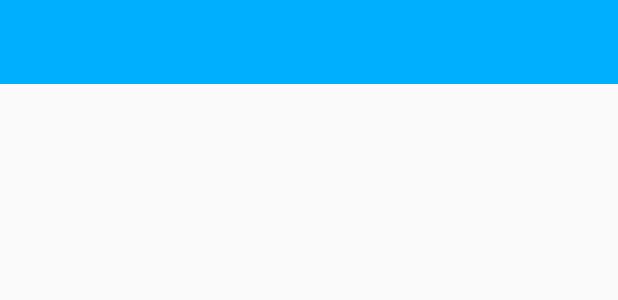
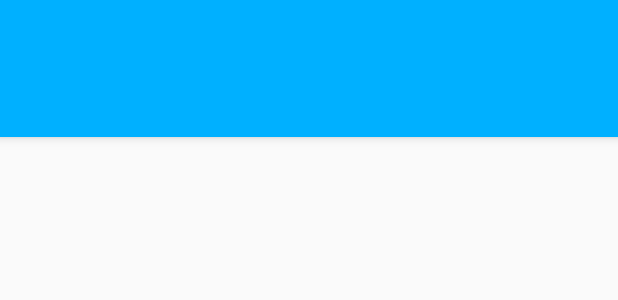
Before and after one commit to lyw0815/PokeLearn, an Android app: the layout activity_discuss.xml on its own in the app's theme, with its tools: preview values and no code run, on a phone screen of 412 x 824 dp. Shown: the top 300 px of the screen. Run offline under Robolectric (Android 15) with nearby library versions, the phone set to English and light mode, and no system bars.

Commit message:
discuss layout

```diff
--- a/app/src/main/AndroidManifest.xml
+++ b/app/src/main/AndroidManifest.xml
@@ -13,8 +13,9 @@
         android:roundIcon="@mipmap/ic_launcher_pokelearn_round"
         android:supportsRtl="true"
         android:theme="@style/AppTheme">
-        <activity android:name=".Activities.EditCourse"
-            android:parentActivityName=".Activities.HomeActivity"></activity>
+        <activity
+            android:name=".Activities.EditCourse"
+            android:parentActivityName=".Activities.HomeActivity" />
         <activity
             android:name=".Activities.EditChapter"
             android:parentActivityName=".Activities.I_ChapterDetails" />
--- a/app/src/main/java/com/example/pokelearn/Fragment/StudentDashFragment.java
+++ b/app/src/main/java/com/example/pokelearn/Fragment/StudentDashFragment.java
@@ -10,12 +10,8 @@ import android.view.LayoutInflater;
 import android.view.View;
 import android.view.ViewGroup;
 
-import com.example.pokelearn.Activities.CreateCourse;
 import com.example.pokelearn.Activities.Discuss;
 import com.example.pokelearn.Activities.Home;
-import com.example.pokelearn.Activities.I_MyCourse;
-import com.example.pokelearn.Activities.I_Progress;
-import com.example.pokelearn.Activities.Learn;
 import com.example.pokelearn.Activities.Quiz;
 import com.example.pokelearn.Activities.S_MyCourse;
 import com.example.pokelearn.Activities.S_Progress;
--- a/app/src/main/res/layout/activity_discuss.xml
+++ b/app/src/main/res/layout/activity_discuss.xml
@@ -1,15 +1,22 @@
 <?xml version="1.0" encoding="utf-8"?>
-<android.support.constraint.ConstraintLayout xmlns:android="http://schemas.android.com/apk/res/android"
+<RelativeLayout xmlns:android="http://schemas.android.com/apk/res/android"
     xmlns:app="http://schemas.android.com/apk/res-auto"
     xmlns:tools="http://schemas.android.com/tools"
     android:layout_width="match_parent"
     android:layout_height="match_parent"
     tools:context=".Activities.Discuss">
 
+    <android.support.design.widget.AppBarLayout
+        android:id="@+id/appbar"
+        android:layout_width="match_parent"
+        android:layout_height="wrap_content"
+        android:paddingTop="@dimen/appbar_padding_top"
+        android:theme="@style/AppTheme.AppBarOverlay">
+
         <android.support.v7.widget.Toolbar xmlns:android="http://schemas.android.com/apk/res/android"
-        android:id="@+id/sDiscussToolbar"
-        android:layout_width="424dp"
-        android:layout_height="wrap_content"
+            android:id="@+id/discussToolbar"
+            android:layout_width="match_parent"
+            android:layout_height="35dp"
             android:background="@color/colorPrimary"
             android:theme="@style/ThemeOverlay.AppCompat.Dark"
             app:layout_constraintEnd_toEndOf="parent"
@@ -18,4 +25,23 @@
 
         </android.support.v7.widget.Toolbar>
 
-</android.support.constraint.ConstraintLayout>
+        <android.support.design.widget.TabLayout
+            android:id="@+id/chat_tabs"
+            android:layout_width="match_parent"
+            android:layout_height="wrap_content">
+
+            <android.support.design.widget.TabItem
+                android:id="@+id/tabItem"
+                android:layout_width="wrap_content"
+                android:layout_height="wrap_content" />
+
+        </android.support.design.widget.TabLayout>
+    </android.support.design.widget.AppBarLayout>
+
+    <android.support.v4.view.ViewPager
+        android:id="@+id/tabPager"
+        android:layout_width="match_parent"
+        android:layout_height="match_parent"
+        app:layout_behavior="@string/appbar_scrolling_view_behavior" />
+
+</RelativeLayout>
--- /dev/null
+++ b/app/src/main/res/menu/chat_menu.xml
@@ -0,0 +1,6 @@
+<?xml version="1.0" encoding="utf-8"?>
+<menu xmlns:app="http://schemas.android.com/apk/res-auto"
+    xmlns:android="http://schemas.android.com/apk/res/android">
+
+    <item android:title="All Users" />
+</menu>
```
Also changed, not shown: app/src/main/java/com/example/pokelearn/Activities/Discuss.java (+36 -3 lines), app/src/main/java/com/example/pokelearn/Activities/Register.java (+14 -5 lines), app/src/main/java/com/example/pokelearn/Activities/SectionsPagerAdapter.java (added, +51 -0 lines), app/src/main/java/com/example/pokelearn/Fragment/Chats.java (added, +30 -0 lines), app/src/main/java/com/example/pokelearn/Fragment/Friends.java (added, +30 -0 lines), app/src/main/java/com/example/pokelearn/Fragment/Requests.java (added, +28 -0 lines), app/src/main/java/com/example/pokelearn/Users.java (+4 -6 lines), app/src/main/res/layout/fragment_chats.xml (added, +15 -0 lines), app/src/main/res/layout/fragment_friends.xml (added, +14 -0 lines), app/src/main/res/layout/fragment_requests.xml (added, +15 -0 lines), app/src/main/res/menu/menu_learn.xml (+1 -7 lines). Lines whose indentation alone changed are shown as unchanged.
